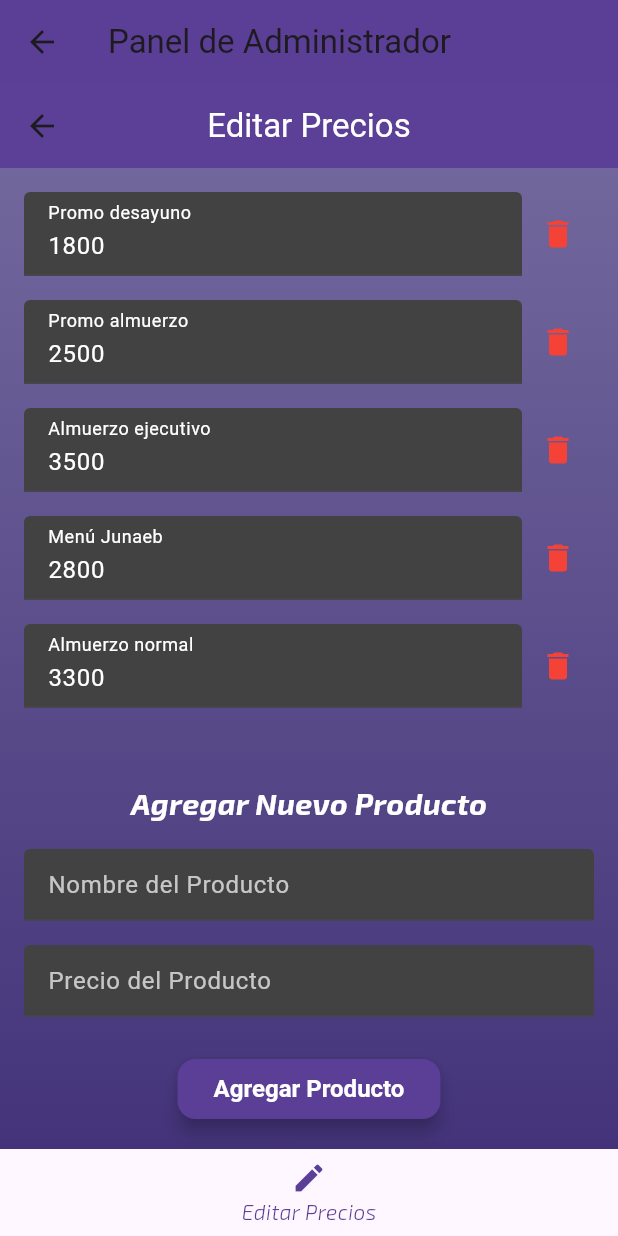
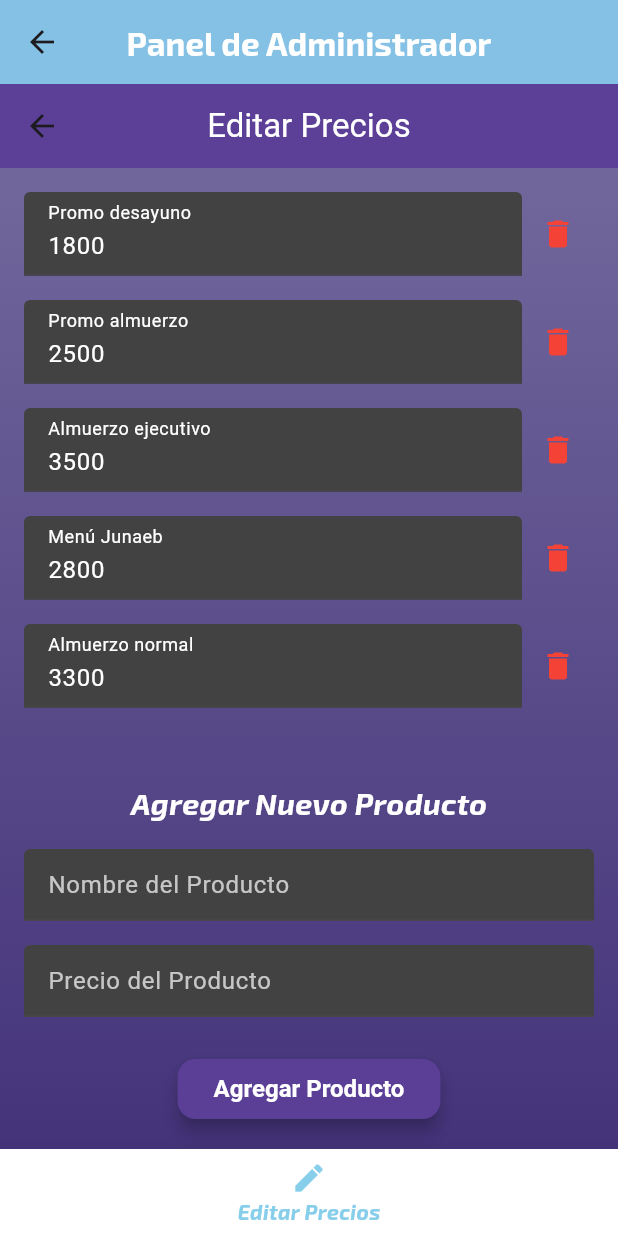
Before and after one commit to Nach0t/CampusBIT, a Flutter app: the AdminScreen screen opened directly, on a phone screen of 412 x 824 dp. Run offline on Flutter 3.47's test engine with Material 3 defaults, Android fonts, the phone set to English and light mode, and no system bars; our stand-ins replace qr_flutter, sqflite; accounts and stored records are empty; project files that could hold a hidden picture were left out.

Commit message:
Update admin_screen.dart

```diff
--- a/CampusBITs/lib/admin_screen.dart
+++ b/CampusBITs/lib/admin_screen.dart
@@ -23,8 +23,17 @@ class _AdminScreenState extends State<AdminScreen> {
   Widget build(BuildContext context) {
     return Scaffold(
       appBar: AppBar(
-        title: Text('Panel de Administrador'),
-        backgroundColor: Color(0xFF5B3E96),
+        title: Text(
+          'Panel de Administrador',
+          style: TextStyle(
+            fontFamily: 'Exo2',
+            fontWeight: FontWeight.bold,
+            color: Colors.white,
+          ),
+        ),
+        backgroundColor: Color(0xFF87CEEB), // Celeste agua
+        centerTitle: true,
+        elevation: 5.0,
       ),
       body: _screens[_currentIndex],
       bottomNavigationBar: BottomNavigationBar(
@@ -34,8 +43,16 @@ class _AdminScreenState extends State<AdminScreen> {
             _currentIndex = index;
           });
         },
-        selectedItemColor: Color(0xFF5B3E96),
+        selectedItemColor: Color(0xFF87CEEB), // Celeste agua para ítems seleccionados
         unselectedItemColor: Colors.grey,
+        backgroundColor: Colors.white,
+        selectedLabelStyle: TextStyle(
+          fontFamily: 'Exo2',
+          fontWeight: FontWeight.bold,
+        ),
+        unselectedLabelStyle: TextStyle(
+          fontFamily: 'Exo2',
+        ),
         items: [
           BottomNavigationBarItem(
             icon: Icon(Icons.edit),
```
